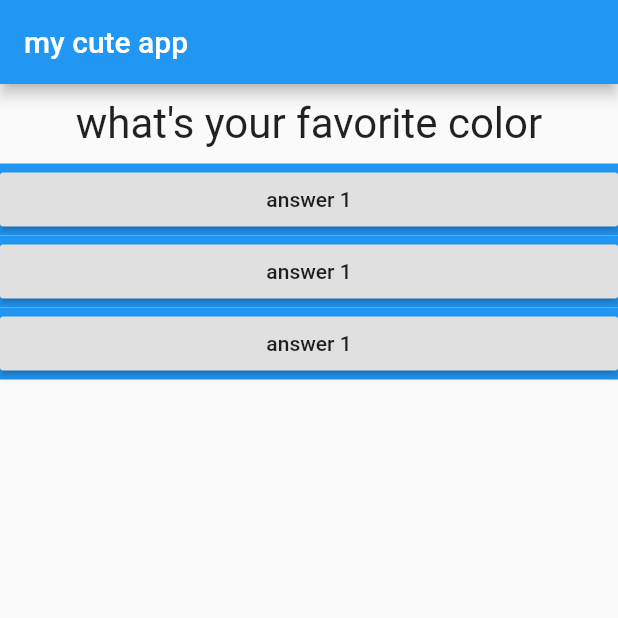
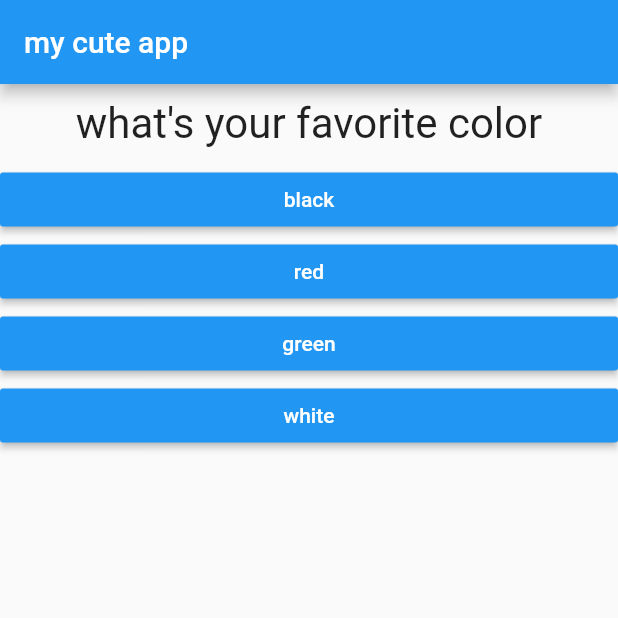
Before and after one commit to ADILELBOURKI/flutter_playing_around, a Flutter app: the screen it shows after launch, on a phone screen of 412 x 824 dp, the top half of it. Run offline on Flutter 3.47's test engine with Material 2 defaults, Android fonts, the phone set to English and light mode, and no system bars.

Commit message:
map added

```diff
--- a/lib/answer.dart
+++ b/lib/answer.dart
@@ -2,15 +2,17 @@ import 'package:flutter/material.dart';
 
 class Answer extends StatelessWidget {
   final Function selectHandler;
-  Answer(this.selectHandler);
+  final String answerText;
+  Answer(this.selectHandler, this.answerText);
   @override
   Widget build(BuildContext context) {
     return Container(
-      color: Colors.blue,
       width: double.infinity,
       child: RaisedButton(
+        color: Colors.blue,
         onPressed: selectHandler,
-        child: Text("answer 1"),
+        child: Text(this.answerText),
+        textColor: Colors.white,
       ),
     );
   }
--- a/lib/main.dart
+++ b/lib/main.dart
@@ -22,8 +22,18 @@ class _MyAppState extends State<MyApp> {
   @override
   Widget build(BuildContext context) {
     var questions = [
-      'what\'s your favorite color',
-      'what\'s your favorite animal'
+      {
+        'questionText': 'what\'s your favorite color',
+        'answers': ['black', 'red', 'green', 'white'],
+      },
+      {
+        'questionText': 'what\'s your favorite animal',
+        'answers': ['fish', 'chicken', 'cat', 'dog'],
+      },
+      {
+        'questionText': 'what\'s your favorite food',
+        'answers': ['potatoes', 'fries', 'pizza', 'burger'],
+      },
     ];
     return MaterialApp(
       home: Scaffold(
@@ -32,10 +42,10 @@ class _MyAppState extends State<MyApp> {
         ),
         body: Column(
           children: <Widget>[
-            Question(questions[i]),
-            Answer(answerQuestion),
-            Answer(answerQuestion),
-            Answer(answerQuestion),
+            Question(questions[i]['questionText']),
+            ...(questions[i]['answers'] as List<String>).map((answer) {
+              return new Answer(answerQuestion, answer);
+            }).toList()
           ],
         ),
       ),
```
